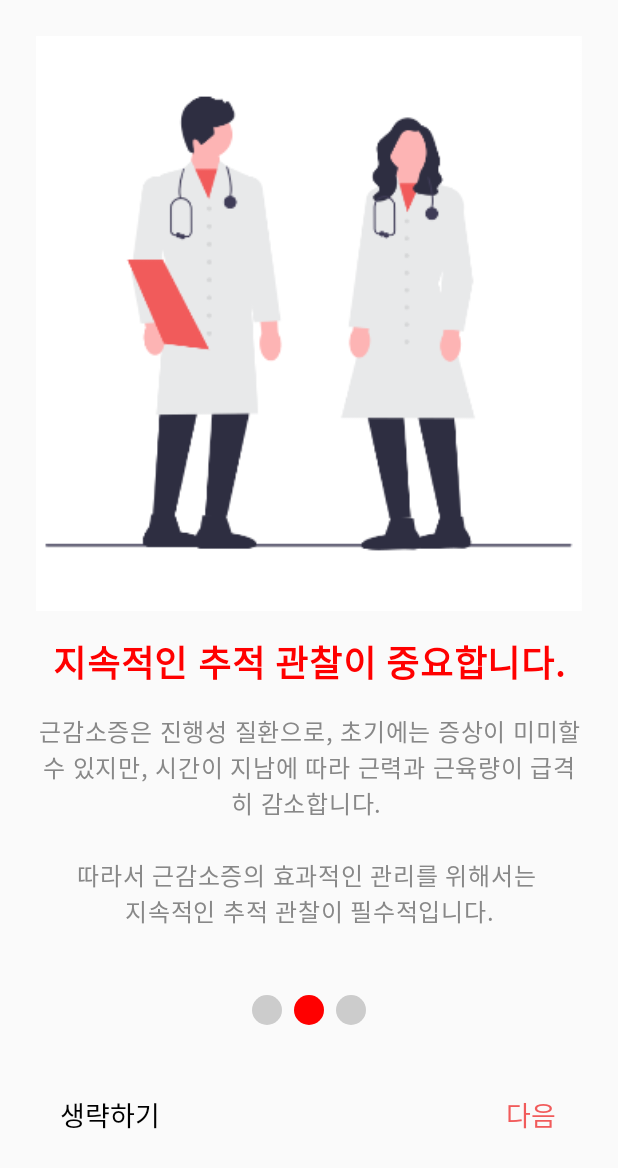
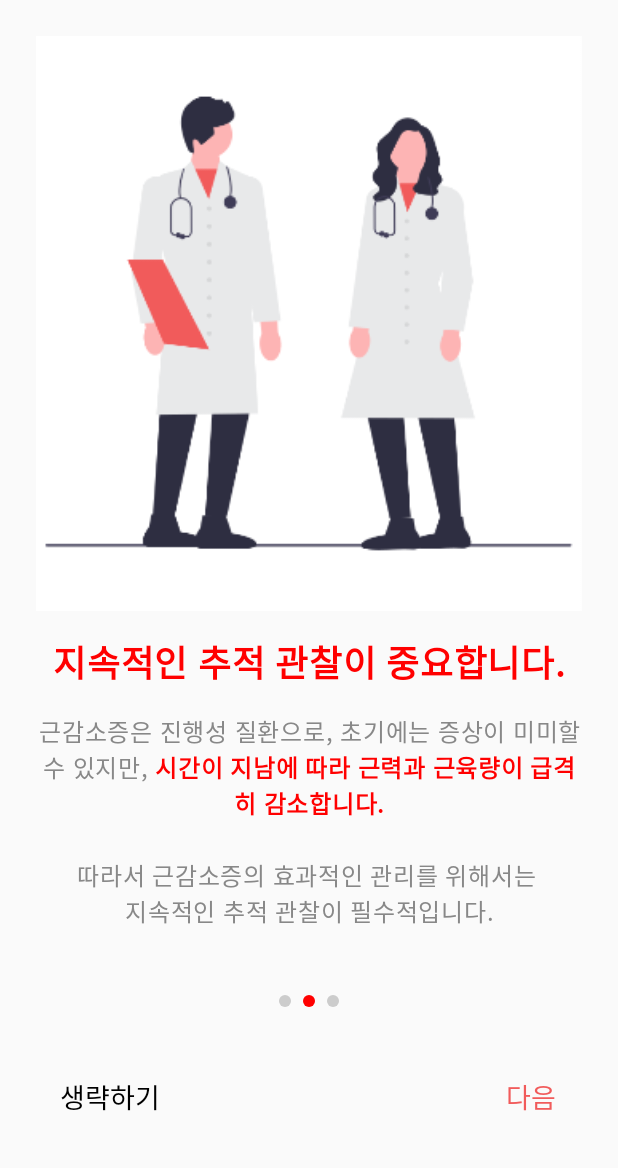
Before and after one commit to yoo-sangwon/ReboneSW, an Android app built with Jetpack Compose: the OnboardingActivity screen opened directly, with no data from a screen before it, after a tap on "다음", on a phone screen of 412 x 824 dp. Shown: the top 1168 px of the screen. Run offline under Robolectric (Android 15) with nearby library versions, the phone set to English and light mode, and no system bars; our stand-ins replace Dagger/Hilt's generated code; 1 statement that could not run was skipped.

Commit message:
Fix Onboarding
온보딩 화면의 Text buildAnnotatedString 추가

```diff
--- a/app/src/main/java/com/example/rebonesw/ui/screen/onboarding/FirstOnboardingScreen.kt
+++ b/app/src/main/java/com/example/rebonesw/ui/screen/onboarding/FirstOnboardingScreen.kt
@@ -15,8 +15,11 @@ import androidx.compose.ui.Alignment
 import androidx.compose.ui.Modifier
 import androidx.compose.ui.graphics.Color
 import androidx.compose.ui.res.painterResource
+import androidx.compose.ui.text.SpanStyle
+import androidx.compose.ui.text.buildAnnotatedString
 import androidx.compose.ui.text.font.FontWeight
 import androidx.compose.ui.text.style.TextAlign
+import androidx.compose.ui.text.withStyle
 import androidx.compose.ui.unit.dp
 import androidx.compose.ui.unit.sp
 import com.example.rebonesw.R
@@ -55,13 +58,23 @@ fun FirstOnboardingScreen() {
                 Spacer( modifier = Modifier.height(16.dp))
 
                 Text(
-                    text = "근감소증은 나이가 들면서 근육량과 근력이 감소하는 상태를 말합니다.\n" +
-                            "이는 일상생활의 활동 능력을 저하시킬 수 있으며, 낙상 등의 위험을 증가시킬 수 있습니다.\n" +
-                            "근감소증의 조기 발견은 근감소증의 진행을 늦추고 건강한 삶을 유지하는 데 중요합니다.",
+                    text = buildAnnotatedString {
+                        append("근감소증은 ")
+                        withStyle(style = SpanStyle(color = Color.Red, fontWeight = FontWeight.Bold)) {
+                            append("나이가 들면서 근육량과 근력이 감소하는 상태를 말합니다.")
+                        }
+                        append("\n이는 일상생활의 활동 능력을 저하시킬 수 있으며, 낙상 등의 위험을 증가시킬 수 있습니다.\n")
+                        append("근감소증의 ")
+                        withStyle(style = SpanStyle(color = Color.Red, fontWeight = FontWeight.Bold)) {
+                            append("조기 발견")
+                        }
+                        append("은 근감소증의 진행을 늦추고 건강한 삶을 유지하는 데 중요합니다.")
+                    },
                     textAlign = TextAlign.Center,
                     fontSize = 16.sp,
                     color = Color.Gray
                 )
+
             }
         } //Column
     } //Box
--- a/app/src/main/java/com/example/rebonesw/ui/screen/onboarding/OnboardingScreen.kt
+++ b/app/src/main/java/com/example/rebonesw/ui/screen/onboarding/OnboardingScreen.kt
@@ -114,7 +114,7 @@ fun PageIndicator(currentPage: Int, totalPages: Int) {
         repeat(totalPages) { pageIndex ->
             Box(
                 modifier = Modifier
-                    .size(28.dp)
+                    .size(16.dp)
                     .padding(4.dp)
                     .clip(CircleShape)
                     .background(if (pageIndex == currentPage) Color.Red else Color.LightGray)
--- a/app/src/main/java/com/example/rebonesw/ui/screen/onboarding/SecondOnboardingScreen.kt
+++ b/app/src/main/java/com/example/rebonesw/ui/screen/onboarding/SecondOnboardingScreen.kt
@@ -15,8 +15,11 @@ import androidx.compose.ui.Alignment
 import androidx.compose.ui.Modifier
 import androidx.compose.ui.graphics.Color
 import androidx.compose.ui.res.painterResource
+import androidx.compose.ui.text.SpanStyle
+import androidx.compose.ui.text.buildAnnotatedString
 import androidx.compose.ui.text.font.FontWeight
 import androidx.compose.ui.text.style.TextAlign
+import androidx.compose.ui.text.withStyle
 import androidx.compose.ui.unit.dp
 import androidx.compose.ui.unit.sp
 import com.example.rebonesw.R
@@ -54,10 +57,14 @@ fun SecondOnboardingScreen() {
                 Spacer( modifier = Modifier.height(16.dp))
 
                 Text(
-                    text = "근감소증은 진행성 질환으로, 초기에는 증상이 미미할 수 있지만, 시간이 지남에 따라 근력과 근육량이 급격히 감소합니다. \n" +
-                            "\n" +
-                            "따라서 근감소증의 효과적인 관리를 위해서는 \n" +
-                            "지속적인 추적 관찰이 필수적입니다.",
+                    text = buildAnnotatedString {
+                        append("근감소증은 진행성 질환으로, 초기에는 증상이 미미할 수 있지만, ")
+                        withStyle(style = SpanStyle(color = Color.Red, fontWeight = FontWeight.Bold)) {
+                            append("시간이 지남에 따라 근력과 근육량이 급격히 감소합니다.\n\n")
+                        }
+                        append("따라서 근감소증의 효과적인 관리를 위해서는 \n")
+                        append("지속적인 추적 관찰이 필수적입니다.")
+                    },
                     textAlign = TextAlign.Center,
                     fontSize = 16.sp,
                     color = Color.Gray
```
